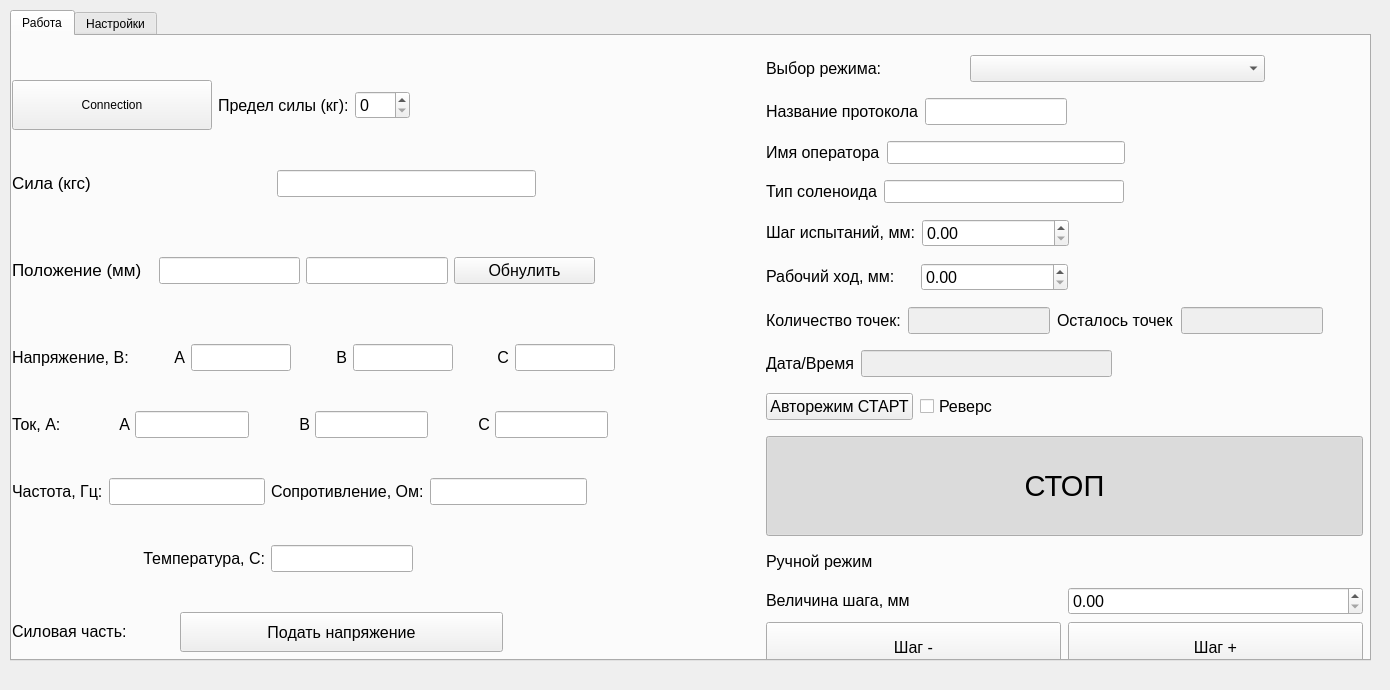
Muzalevsky/SITH, file mainwindow.ui: the form before one commit.
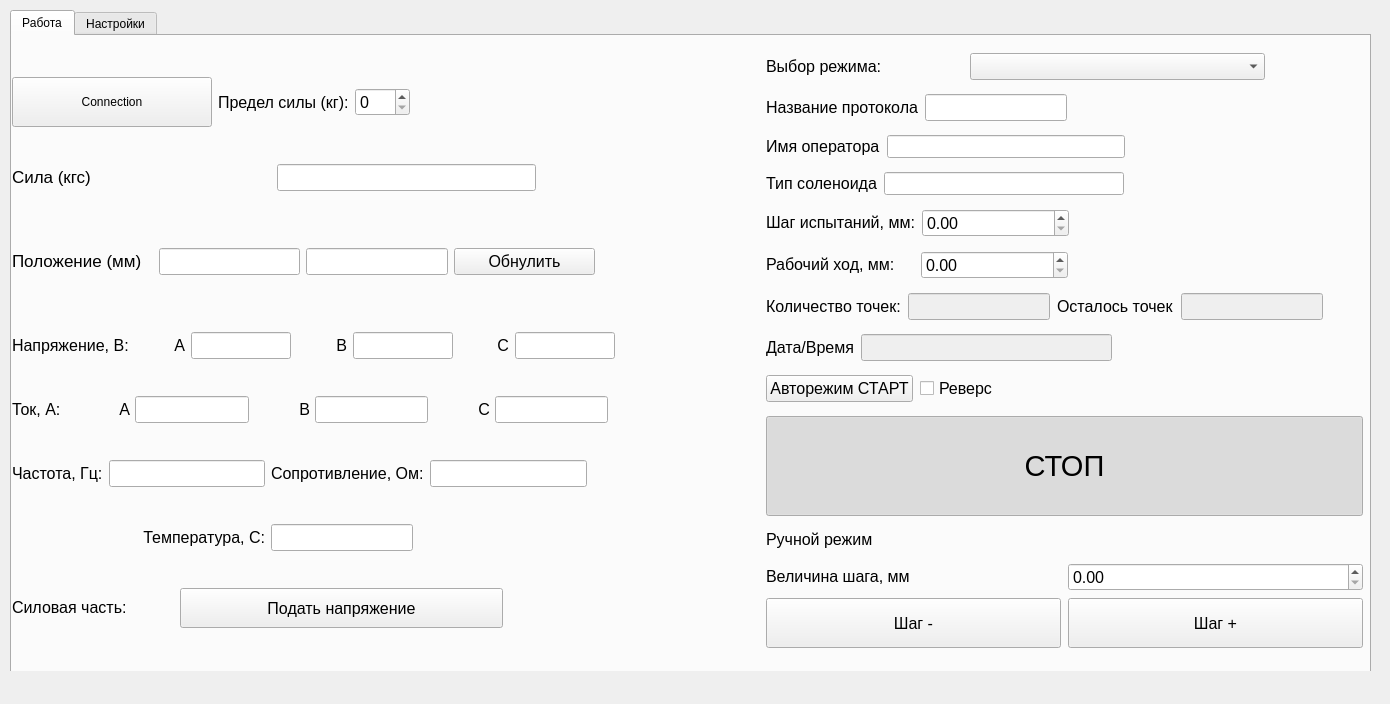
The form after the commit. Icons and pictures are not drawn.

```diff
--- a/mainwindow.ui
+++ b/mainwindow.ui
@@ -7,7 +7,7 @@
     <x>0</x>
     <y>0</y>
     <width>1390</width>
-    <height>690</height>
+    <height>704</height>
    </rect>
   </property>
   <property name="sizePolicy">
@@ -65,7 +65,7 @@
       <x>10</x>
       <y>10</y>
       <width>1361</width>
-      <height>651</height>
+      <height>681</height>
      </rect>
     </property>
     <property name="sizePolicy">
@@ -93,7 +93,7 @@
         <x>0</x>
         <y>10</y>
         <width>1351</width>
-        <height>641</height>
+        <height>621</height>
        </rect>
       </property>
       <layout class="QHBoxLayout" name="horizontalLayout_11" stretch="0,0,0">
```
Left out of the diff: 2 changed lines with no effect on the pictures.
